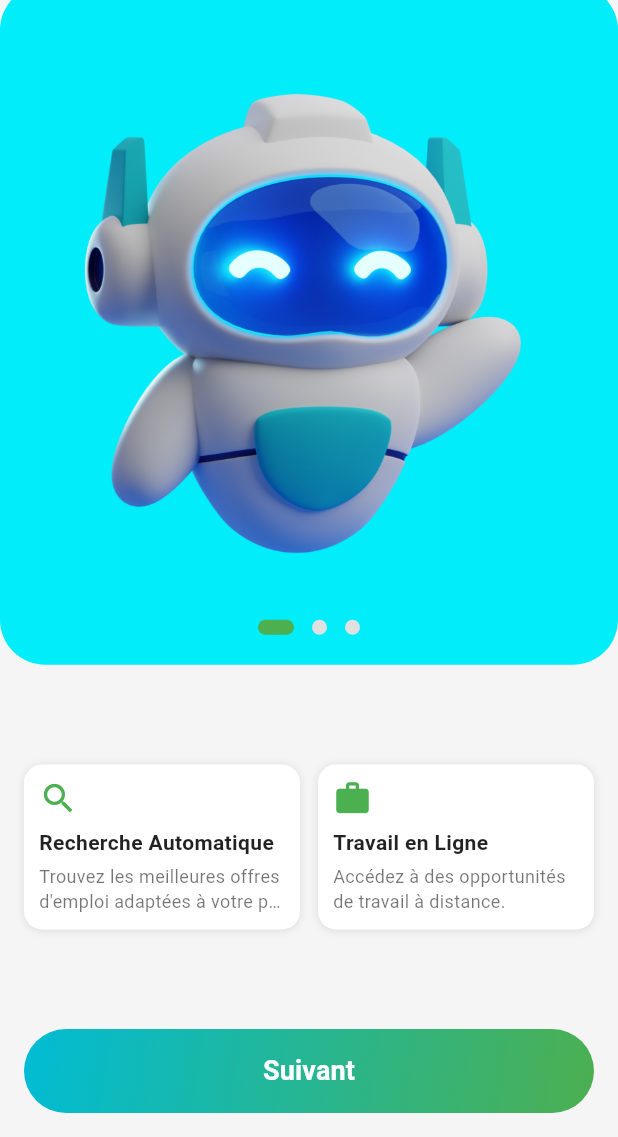
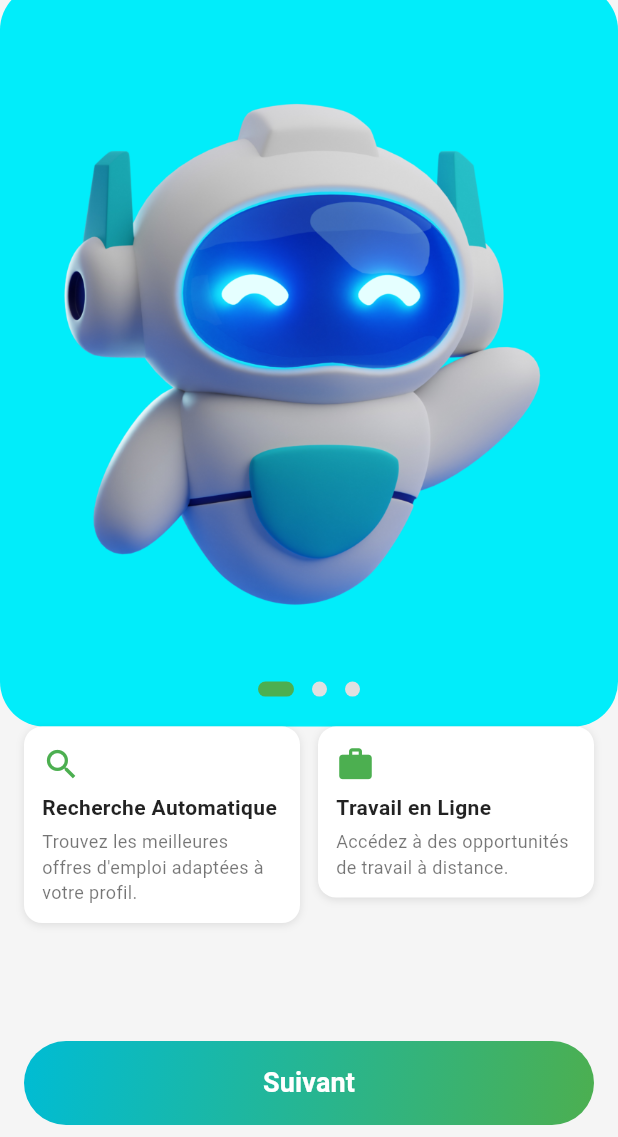
Before and after one commit to carelle-1/vera, a Flutter app: the screen it shows after launch, on a phone screen of 412 x 824 dp, the part 99-1236 px from its top. Run offline on Flutter 3.47's test engine with Material 3 defaults, Android fonts, the phone set to English and light mode, and no system bars; our stand-ins replace cached_network_image, cloud_firestore, file_picker, firebase_auth, firebase_core, flutter_local_notifications and 4 more; missing offline and left inert: phosphoricons_flutter; accounts and stored records are empty.

Commit message:
30/06/26 17:03

```diff
--- a/lib/screens/welcome_screen.dart
+++ b/lib/screens/welcome_screen.dart
@@ -103,7 +103,7 @@
       body: Column(
         children: [
           SizedBox(
-            height: MediaQuery.of(context).size.height * 0.55,
+            height: MediaQuery.of(context).size.height * 0.6,
             child: Stack(
               children: [
                 Positioned.fill(
@@ -153,11 +153,10 @@
               ],
             ),
           ),
-          const SizedBox(height: 16),
-          Expanded(
-            child: Padding(
+          Padding(
             padding: const EdgeInsets.symmetric(horizontal: 16),
             child: Row(
+              crossAxisAlignment: CrossAxisAlignment.start,
               children: [
                 Expanded(
                   child: _buildFeatureCard(
@@ -177,11 +176,10 @@
               ],
             ),
           ),
-          ),
         ],
       ),
       bottomNavigationBar: Padding(
-        padding: const EdgeInsets.all(16.0),
+        padding: const EdgeInsets.symmetric(horizontal: 16.0, vertical: 8.0),
         child: SizedBox(
           height: 56,
           child: ElevatedButton(
@@ -234,7 +232,7 @@
     required String description,
   }) {
     return Container(
-      padding: const EdgeInsets.all(10),
+      padding: const EdgeInsets.all(12),
       decoration: BoxDecoration(
         color: Colors.white,
         borderRadius: BorderRadius.circular(12),
@@ -259,8 +257,6 @@
               fontWeight: FontWeight.bold,
               color: Colors.black87,
             ),
-            maxLines: 1,
-            overflow: TextOverflow.ellipsis,
           ),
           const SizedBox(height: 4),
           Text(
@@ -269,8 +265,6 @@
               fontSize: 12,
               color: Colors.black54,
             ),
-            maxLines: 2,
-            overflow: TextOverflow.ellipsis,
           ),
         ],
       ),
```
Lines whose indentation alone changed are shown as unchanged.
